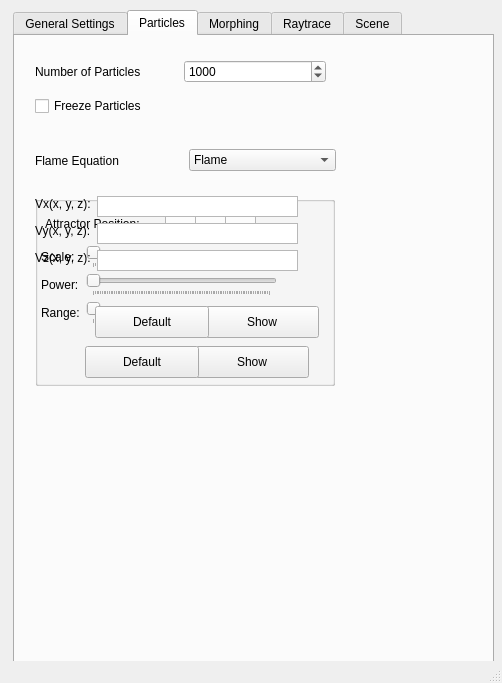
This is src/Qt/mainwindow.ui in UMLComputerGraphics/GraphicsProject as Qt 5 draws it before an edit. The edited form follows.
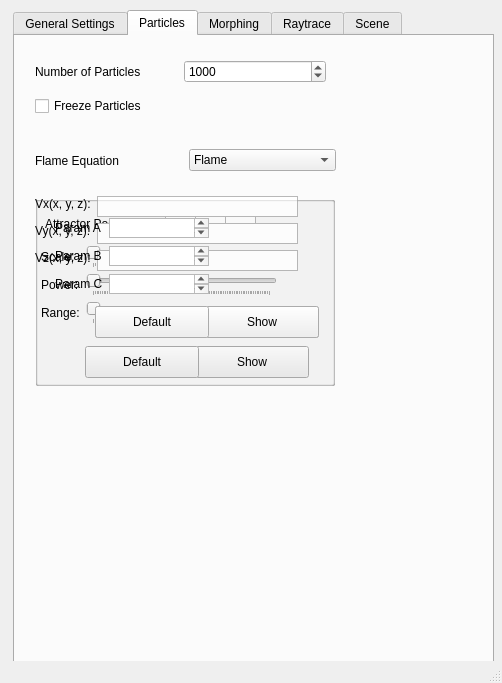
This is the edited form. The open tabs and pages were chosen to show the change.

Commit message: Tornado particle function parameterized.

```diff
--- a/src/Qt/mainwindow.ui
+++ b/src/Qt/mainwindow.ui
@@ -991,6 +991,135 @@
        </layout>
       </widget>
      </widget>
+     <widget class="QGroupBox" name="tornadoParamsGroup">
+      <property name="geometry">
+       <rect>
+        <x>20</x>
+        <y>160</y>
+        <width>300</width>
+        <height>190</height>
+       </rect>
+      </property>
+      <property name="minimumSize">
+       <size>
+        <width>300</width>
+        <height>190</height>
+       </size>
+      </property>
+      <property name="maximumSize">
+       <size>
+        <width>300</width>
+        <height>190</height>
+       </size>
+      </property>
+      <widget class="QPushButton" name="tornadoShowButton">
+       <property name="geometry">
+        <rect>
+         <x>170</x>
+         <y>110</y>
+         <width>114</width>
+         <height>32</height>
+        </rect>
+       </property>
+       <property name="text">
+        <string>Show</string>
+       </property>
+      </widget>
+      <widget class="QPushButton" name="tornadoDefaultButton">
+       <property name="geometry">
+        <rect>
+         <x>60</x>
+         <y>110</y>
+         <width>114</width>
+         <height>32</height>
+        </rect>
+       </property>
+       <property name="text">
+        <string>Default</string>
+       </property>
+      </widget>
+      <widget class="QWidget" name="">
+       <property name="geometry">
+        <rect>
+         <x>20</x>
+         <y>20</y>
+         <width>261</width>
+         <height>82</height>
+        </rect>
+       </property>
+       <layout class="QFormLayout" name="formLayout">
+        <item row="0" column="0">
+         <widget class="QLabel" name="ParamALabel">
+          <property name="text">
+           <string>Param A</string>
+          </property>
+         </widget>
+        </item>
+        <item row="0" column="1">
+         <widget class="QTextEdit" name="paramATextInput">
+          <property name="minimumSize">
+           <size>
+            <width>100</width>
+            <height>20</height>
+           </size>
+          </property>
+          <property name="maximumSize">
+           <size>
+            <width>100</width>
+            <height>20</height>
+           </size>
+          </property>
+         </widget>
+        </item>
+        <item row="1" column="0">
+         <widget class="QLabel" name="ParamBLabel">
+          <property name="text">
+           <string>Param B</string>
+          </property>
+         </widget>
+        </item>
+        <item row="1" column="1">
+         <widget class="QTextEdit" name="paramBTextInput">
+          <property name="minimumSize">
+           <size>
+            <width>100</width>
+            <height>20</height>
+           </size>
+          </property>
+          <property name="maximumSize">
+           <size>
+            <width>100</width>
+            <height>20</height>
+           </size>
+          </property>
+         </widget>
+        </item>
+        <item row="2" column="0">
+         <widget class="QLabel" name="ParamCLabel">
+          <property name="text">
+           <string>Param C</string>
+          </property>
+         </widget>
+        </item>
+        <item row="2" column="1">
+         <widget class="QTextEdit" name="paramCTextInput">
+          <property name="minimumSize">
+           <size>
+            <width>100</width>
+            <height>20</height>
+           </size>
+          </property>
+          <property name="maximumSize">
+           <size>
+            <width>100</width>
+            <height>20</height>
+           </size>
+          </property>
+         </widget>
+        </item>
+       </layout>
+      </widget>
+     </widget>
     </widget>
     <widget class="QWidget" name="morphingTab">
      <attribute name="title">
```
Left out of the diff: 4 changed lines with no effect on the pictures. The commit also changes 7 other files.
